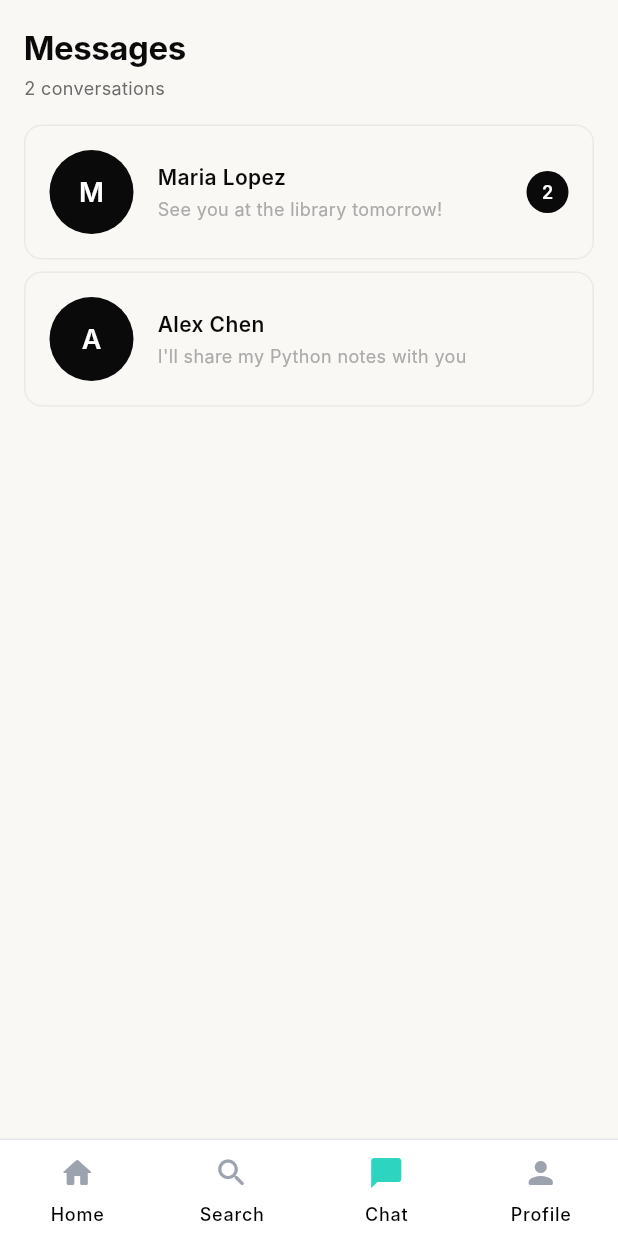
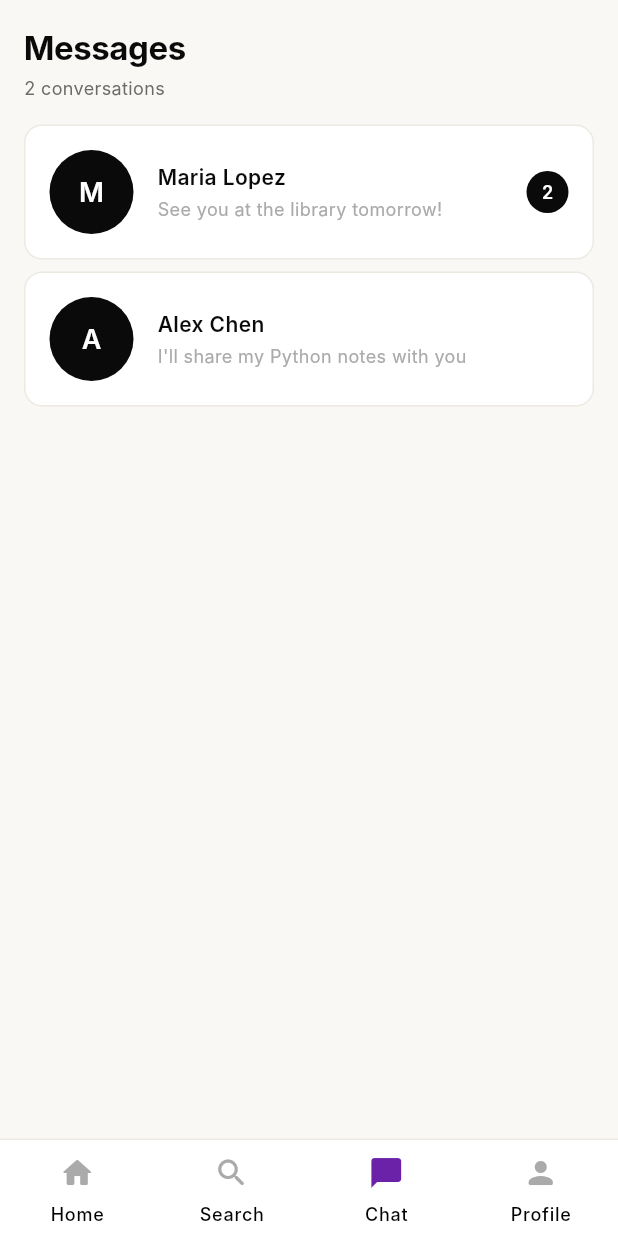
Before and after one commit to SkillSwap5D1/App, a Flutter app: the HomeShellScreen screen opened by its route, item 3 of the bottom bar chosen, on a phone screen of 412 x 824 dp. Run offline on Flutter 3.47's test engine with Material 3 defaults, Android fonts, the phone set to English and light mode, and no system bars; Roboto replaces fonts that are missing (Inter).

Commit message:
Apply luxury minimal editorial design colors throughout app

```diff
--- a/lib/screens/chat/chat_list_screen.dart
+++ b/lib/screens/chat/chat_list_screen.dart
@@ -121,7 +121,7 @@
         onTap: onTap,
         child: Container(
           decoration: BoxDecoration(
-            color: isSelected ? AppColors.primaryLight : AppColors.surface,
+            color: isSelected ? AppColors.accentLight : AppColors.surface,
             borderRadius: BorderRadius.circular(AppRadius.md),
             border: Border.all(
               color: isSelected ? AppColors.primary : AppColors.border,
--- a/lib/screens/home/home_shell_screen.dart
+++ b/lib/screens/home/home_shell_screen.dart
@@ -37,7 +37,7 @@
         decoration: const BoxDecoration(
           border: Border(
             top: BorderSide(
-              color: Color(0xFFE5E7EB),
+              color: AppColors.border,
               width: 1,
             ),
           ),
@@ -46,15 +46,15 @@
           height: 64,
           onDestinationSelected: _onNavItemTapped,
           selectedIndex: _selectedIndex,
-          backgroundColor: Colors.white,
+          backgroundColor: AppColors.surface,
           indicatorColor: Colors.transparent,
           destinations: [
             NavigationDestination(
               icon: Icon(
                 Icons.home_rounded,
                 color: _selectedIndex == 0
-                    ? const Color(0xFF2DD4BF)
-                    : const Color(0xFF9CA3AF),
+                    ? AppColors.accent
+                    : AppColors.textMuted,
               ),
               label: 'Home',
             ),
@@ -62,8 +62,8 @@
               icon: Icon(
                 Icons.search_rounded,
                 color: _selectedIndex == 1
-                    ? const Color(0xFF2DD4BF)
-                    : const Color(0xFF9CA3AF),
+                    ? AppColors.accent
+                    : AppColors.textMuted,
               ),
               label: 'Search',
             ),
@@ -71,8 +71,8 @@
               icon: Icon(
                 Icons.chat_bubble_rounded,
                 color: _selectedIndex == 2
-                    ? const Color(0xFF2DD4BF)
-                    : const Color(0xFF9CA3AF),
+                    ? AppColors.accent
+                    : AppColors.textMuted,
               ),
               label: 'Chat',
             ),
@@ -80,8 +80,8 @@
               icon: Icon(
                 Icons.person_rounded,
                 color: _selectedIndex == 3
-                    ? const Color(0xFF2DD4BF)
-                    : const Color(0xFF9CA3AF),
+                    ? AppColors.accent
+                    : AppColors.textMuted,
               ),
               label: 'Profile',
             ),
--- a/lib/screens/notifications/notification_row.dart
+++ b/lib/screens/notifications/notification_row.dart
@@ -57,7 +57,7 @@
           decoration: BoxDecoration(
             color: notification.isRead
                 ? AppColors.surface
-                : AppColors.primaryLight,
+                : AppColors.accentLight,
             borderRadius: BorderRadius.circular(AppRadius.md),
             border: Border.all(
               color: notification.isRead
--- a/lib/screens/requests/requests_screen.dart
+++ b/lib/screens/requests/requests_screen.dart
@@ -78,7 +78,7 @@
                 width: 40,
                 height: 40,
                 decoration: BoxDecoration(
-                  color: AppColors.primaryLight,
+                  color: AppColors.accentLight,
                   borderRadius: BorderRadius.circular(8.0),
                 ),
                 child: Icon(Icons.mail, color: AppColors.primary),
--- a/lib/screens/saved/saved_bookmarked_screen.dart
+++ b/lib/screens/saved/saved_bookmarked_screen.dart
@@ -55,7 +55,7 @@
                       // Count badge
                       Container(
                         decoration: BoxDecoration(
-                          color: AppColors.primaryLight,
+                          color: AppColors.accentLight,
                           borderRadius:
                               BorderRadius.circular(AppRadius.full),
                         ),
--- a/lib/screens/saved/saved_empty_state.dart
+++ b/lib/screens/saved/saved_empty_state.dart
@@ -31,7 +31,7 @@
                 width: 96,
                 height: 96,
                 decoration: BoxDecoration(
-                  color: AppColors.primaryLight,
+                  color: AppColors.accentLight,
                   shape: BoxShape.circle,
                 ),
                 child: Center(
--- a/lib/widgets/star_rating.dart
+++ b/lib/widgets/star_rating.dart
@@ -17,7 +17,7 @@
     return Row(
       mainAxisSize: MainAxisSize.min,
       children: [
-        Icon(Icons.star, color: AppColors.warning, size: size),
+        Icon(Icons.star, color: AppColors.accent, size: size),
         SizedBox(width: 4),
         Text(
           '$rating',
--- a/lib/widgets/tag_chip.dart
+++ b/lib/widgets/tag_chip.dart
@@ -20,7 +20,7 @@
         vertical: 3.0,
       ),
       decoration: BoxDecoration(
-        color: backgroundColor ?? AppColors.primaryLight,
+        color: backgroundColor ?? AppColors.accentLight,
         borderRadius: BorderRadius.circular(12.0),
       ),
       child: Text(
```
Also changed, not shown: lib/screens/browse/browse_screen.dart (+36 -13 lines), lib/screens/listings/listing_detail_screen.dart (+6 -6 lines), lib/screens/requests/send_request_screen.dart (+4 -4 lines).
